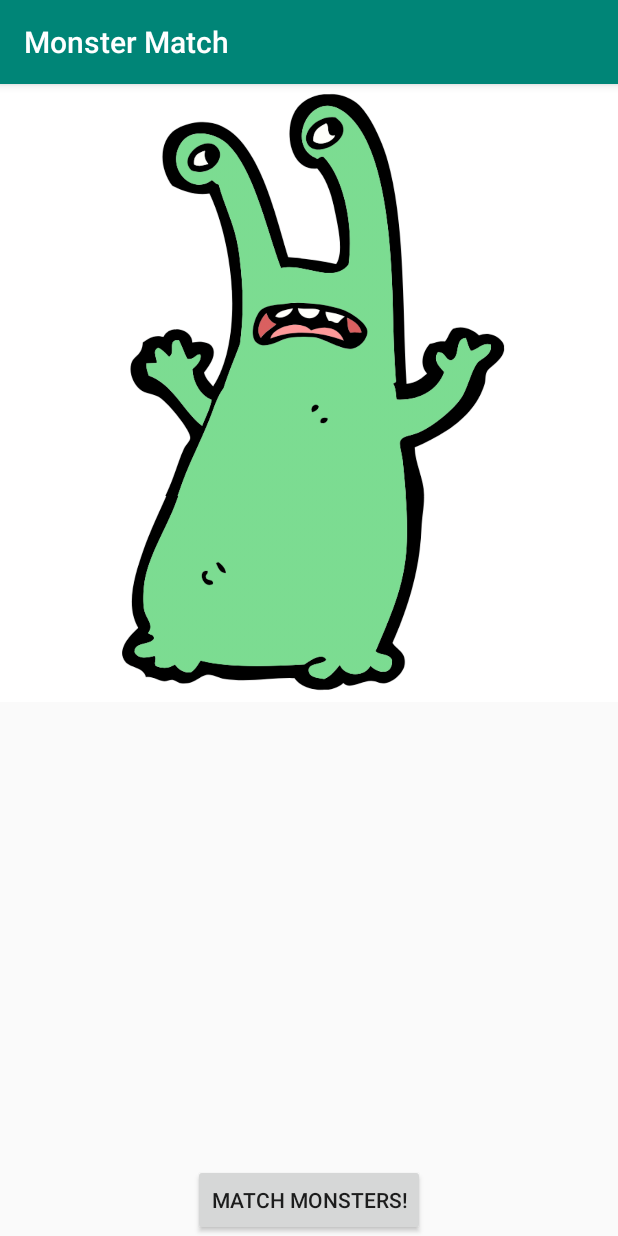
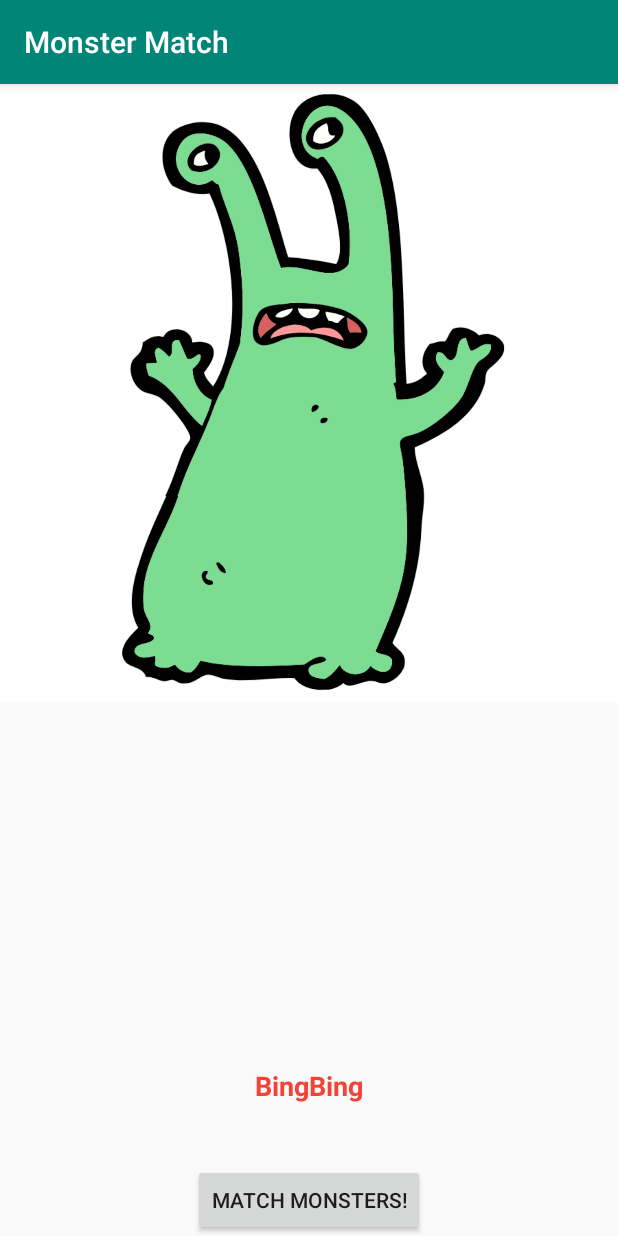
Before and after one commit to albertkozak/MonsterMatch, an Android app: the screen it shows after launch (MainActivity), on a phone screen of 412 x 824 dp. Run offline under Robolectric (Android 15) with nearby library versions, the phone set to English and light mode, and no system bars.

Commit message:
Added successful match banner

```diff
--- a/MonsterMatch/app/src/main/java/com/albertkozak/monstermatch/MainActivity.kt
+++ b/MonsterMatch/app/src/main/java/com/albertkozak/monstermatch/MainActivity.kt
@@ -6,9 +6,9 @@ import kotlinx.android.synthetic.main.activity_main.*
 
 class MainActivity : AppCompatActivity() {
     private val monsters: List<Monster> = listOf(
-        Monster(R.drawable.monster1_head, R.drawable.monster1_body, R.drawable.monster1_feet),
-        Monster(R.drawable.monster2_head, R.drawable.monster2_body, R.drawable.monster2_feet),
-        Monster(R.drawable.monster3_head, R.drawable.monster3_body, R.drawable.monster3_feet)
+        Monster("Bobo", R.drawable.monster1_head, R.drawable.monster1_body, R.drawable.monster1_feet),
+        Monster("BingBing", R.drawable.monster2_head, R.drawable.monster2_body, R.drawable.monster2_feet),
+        Monster("Goopi", R.drawable.monster3_head, R.drawable.monster3_body, R.drawable.monster3_feet)
     )
 
     override fun onCreate(savedInstanceState: Bundle?) {
@@ -22,12 +22,31 @@ class MainActivity : AppCompatActivity() {
         }
     }
 
-    private fun shuffleMonsters()
-    {
-        monster_head_image_view.setImageResource(monsters.random().head)
-        monster_body_image_view.setImageResource(monsters.random().body)
-        monster_feet_image_view.setImageResource(monsters.random().feet)
+    private fun shuffleMonsters(){
+        val theHead:Int=monsters.random().head
+        monster_head_image_view.setImageResource(theHead)
+        monster_head_image_view.setTag(theHead)
+        val theBody:Int=monsters.random().body
+        monster_body_image_view.setImageResource(theBody)
+        monster_body_image_view.setTag(theBody)
+        val theFeet:Int=monsters.random().feet
+        monster_feet_image_view.setImageResource(theFeet)
+        monster_feet_image_view.setTag(theFeet)
+
+        if(monster_head_image_view.getTag().toString() == R.drawable.monster1_head.toString() &&
+            monster_body_image_view.getTag().toString() == R.drawable.monster1_body.toString() &&
+            monster_feet_image_view.getTag().toString() == R.drawable.monster1_feet.toString())
+                {game_text.setText(monsters[0].name)}
+        else if(monster_head_image_view.getTag().toString() == R.drawable.monster2_head.toString() &&
+            monster_body_image_view.getTag().toString() == R.drawable.monster2_body.toString() &&
+            monster_feet_image_view.getTag().toString() == R.drawable.monster2_feet.toString())
+                {game_text.setText(monsters[1].name)}
+        else if(monster_head_image_view.getTag().toString() == R.drawable.monster3_head.toString() &&
+            monster_body_image_view.getTag().toString() == R.drawable.monster3_body.toString() &&
+            monster_feet_image_view.getTag().toString() == R.drawable.monster3_feet.toString())
+                {game_text.setText(monsters[2].name)}
+        else {game_text.setText("")}
     }
 }
 
-data class Monster(val head: Int, val body: Int, val feet: Int)
+data class Monster(val name: String, val head: Int, val body: Int, val feet:Int)
--- a/MonsterMatch/app/src/main/res/layout/activity_main.xml
+++ b/MonsterMatch/app/src/main/res/layout/activity_main.xml
@@ -36,6 +36,18 @@
         app:layout_constraintStart_toStartOf="parent"
         app:layout_constraintEnd_toEndOf="parent"/>
 
+    <TextView
+        android:id="@+id/game_text"
+        android:layout_width="wrap_content"
+        android:layout_height="wrap_content"
+        android:layout_marginBottom="40dp"
+        android:text="@string/match"
+        android:textColor="#F44336"
+        android:textSize="18sp"
+        android:textStyle="bold"
+        app:layout_constraintBottom_toTopOf="@id/match_button"
+        app:layout_constraintEnd_toEndOf="parent"
+        app:layout_constraintStart_toStartOf="parent" />
 
     <Button
         android:id="@+id/match_button"
--- a/MonsterMatch/app/src/main/res/values/strings.xml
+++ b/MonsterMatch/app/src/main/res/values/strings.xml
@@ -1,4 +1,5 @@
 <resources>
     <string name="app_name">Monster Match</string>
     <string name="match_monsters_button_text">Match Monsters!</string>
+    <string name="match">You matched!</string>
 </resources>
```
